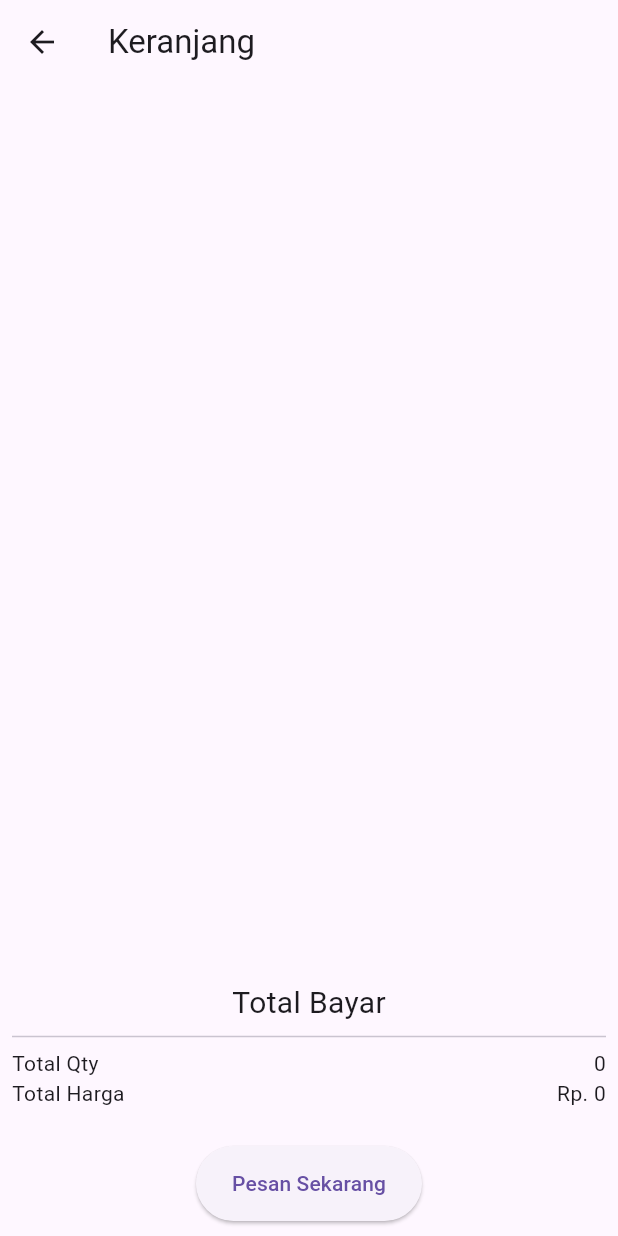
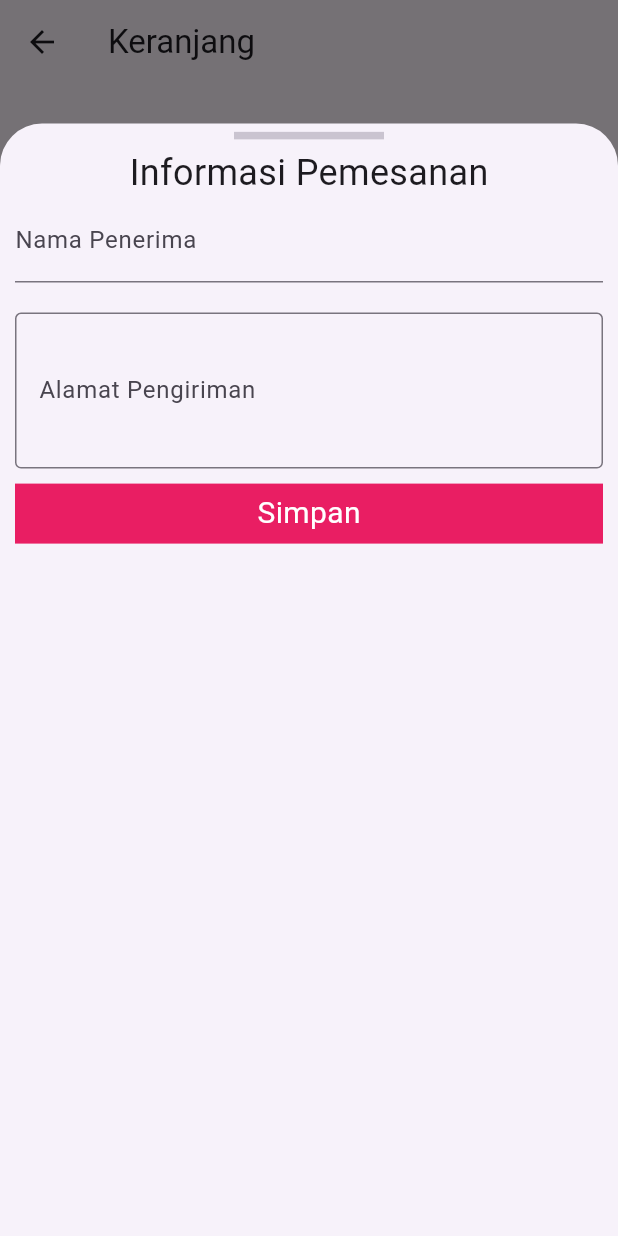
Before and after one commit to DoraOtari/gma104, a Flutter app: the KeranjangPage screen opened directly, after a tap on "Pesan Sekarang", on a phone screen of 412 x 824 dp. Run offline on Flutter 3.47's test engine with Material 3 defaults, Android fonts, the phone set to English and light mode, and no system bars; our stand-ins replace shared_preferences, sqflite; accounts and stored records are empty; network calls fail.

Commit message:
pertemuan 23

```diff
--- a/lib/keranjang.dart
+++ b/lib/keranjang.dart
@@ -91,14 +91,14 @@ class TotalBayar extends StatelessWidget {
   Widget build(BuildContext context) {
     return Container(
       height: 100,
-      padding: EdgeInsets.symmetric(horizontal: 8),
+      padding: const EdgeInsets.symmetric(horizontal: 8),
       child: Column(
         children: [
           const Text(
             'Total Bayar',
             style: TextStyle(fontSize: 20),
           ),
-          Divider(),
+          const Divider(),
           Row(
             mainAxisAlignment: MainAxisAlignment.spaceBetween,
             children: [
@@ -130,9 +130,71 @@ class TombolPesan extends StatelessWidget {
   @override
   Widget build(BuildContext context) {
     return Container(
-      margin: EdgeInsets.symmetric(vertical: 10),
+      margin: const EdgeInsets.symmetric(vertical: 10),
       height: 50,
-      child: ElevatedButton(onPressed: () {}, child: Text('Pesan Sekarang')),
+      child: ElevatedButton(
+          style: const ButtonStyle(
+              foregroundColor: WidgetStatePropertyAll(Colors.white),
+              backgroundColor: WidgetStatePropertyAll(Colors.pink)),
+          onPressed: () => showModalBottomSheet(
+                context: context,
+                isScrollControlled: true,
+                builder: (context) => const BagianFormAlamat(),
+              ),
+          child: const Text('Pesan Sekarang')),
     );
   }
 }
+
+class BagianFormAlamat extends StatelessWidget {
+  const BagianFormAlamat({super.key});
+
+  @override
+  Widget build(BuildContext context) {
+    return FractionallySizedBox(
+      heightFactor: 0.9,
+      child: Container(
+        padding: EdgeInsets.symmetric(horizontal: 10),
+        child: Column(
+          children: [
+            const SizedBox(
+                width: 100,
+                child: Divider(
+                  thickness: 5,
+                )),
+            const Text(
+              'Informasi Pemesanan',
+              style: TextStyle(fontSize: 24),
+            ),
+            TextFormField(
+              decoration: const InputDecoration(label: Text('Nama Penerima')),
+            ),
+            const SizedBox(
+              height: 20,
+            ),
+            TextFormField(
+              maxLines: 3,
+              decoration: const InputDecoration(
+                  border: OutlineInputBorder(),
+                  label: Text('Alamat Pengiriman')),
+            ),
+            GestureDetector(
+              child: Container(
+                width: MediaQuery.of(context).size.width,
+                height: 40,
+                margin: EdgeInsets.only(top: 10),
+                decoration: BoxDecoration(color: Colors.pink),
+                child: const Align(
+                    alignment: Alignment.center,
+                    child: Text(
+                      'Simpan',
+                      style: TextStyle(fontSize: 20, color: Colors.white),
+                    )),
+              ),
+            )
+          ],
+        ),
+      ),
+    );
+  }
+}
--- /dev/null
+++ b/lib/provider_alamat.dart
@@ -0,0 +1,77 @@
+import 'package:flutter/material.dart';
+import 'package:path/path.dart';
+import 'package:sqflite/sqflite.dart';
+
+class Alamat {
+  final int? id;
+  final String namaPenerima;
+  final String alamatPengiriman;
+  Alamat({
+    this.id,
+    required this.namaPenerima,
+    required this.alamatPengiriman,
+  });
+
+  factory Alamat.fromMap(Map<String, dynamic> map) {
+    return Alamat(
+      id: map['id'],
+      namaPenerima: map['namaPenerima'],
+      alamatPengiriman: map['alamatPengiriman'],
+    );
+  }
+
+  Map<String, Object?> toMap() {
+    return {
+      'id': id,
+      'namaPenerima': namaPenerima,
+      'alamatPengiriman': alamatPengiriman,
+    };
+  }
+
+  @override
+  String toString() =>
+      'Alamat{id: $id, namaPenerima: $namaPenerima, alamatPengiriman: $alamatPengiriman}';
+}
+
+class AlamatProvider extends ChangeNotifier {
+  List<Alamat> _listAlamat = [];
+  get listAlamat => _listAlamat;
+
+  // buat konstruktor yg akan otomatis dijalankan
+  AlamatProvider() {
+    _ambilAlamat();
+  }
+
+// membuka koneksi databse
+  Future<Database> _dbHelper() async {
+    WidgetsFlutterBinding.ensureInitialized();
+    final database = openDatabase(
+      join(await getDatabasesPath(), 'db_alamat.db'),
+      onCreate: (db, version) => db.execute(
+          'CREATE TABLE tb_alamat(id INTEGER PRIMARY KEY, namaPenerima TEXT, alamatPengiriman TEXT)'),
+      version: 1,
+    );
+    return database;
+  }
+
+// fungsi tambah alamat ke tabel alamat
+  Future<void> tambahAlamat(Alamat alamat) async {
+    final db = await _dbHelper();
+    await db.insert('tb_alamat', alamat.toMap(),
+        conflictAlgorithm: ConflictAlgorithm.replace);
+    await _ambilAlamat();
+  }
+
+// fungsi mengambil data dari tabel alamat
+  Future<void> _ambilAlamat() async {
+    final db = await _dbHelper();
+    final listMapAlamat = await db.query('alamat');
+    final listAlamat = listMapAlamat
+        .map(
+          (e) => Alamat.fromMap(e),
+        )
+        .toList();
+    _listAlamat = listAlamat;
+    notifyListeners();
+  }
+}
--- a/nilai.txt
+++ b/nilai.txt
@@ -1,5 +1,5 @@
-zahra 10
-tarisa 10
+zahra 20
+tarisa 20
 Rizky 5
 fadhel 5
 akbar 5
--- a/pubspec.yaml
+++ b/pubspec.yaml
@@ -39,6 +39,8 @@ dependencies:
   provider: ^6.1.2
   intl: ^0.19.0
   shared_preferences: ^2.3.2
+  sqflite: ^2.3.3+1
+  path: ^1.9.0
 
 dev_dependencies:
   flutter_test:
```
Also changed, not shown: pubspec.lock.
